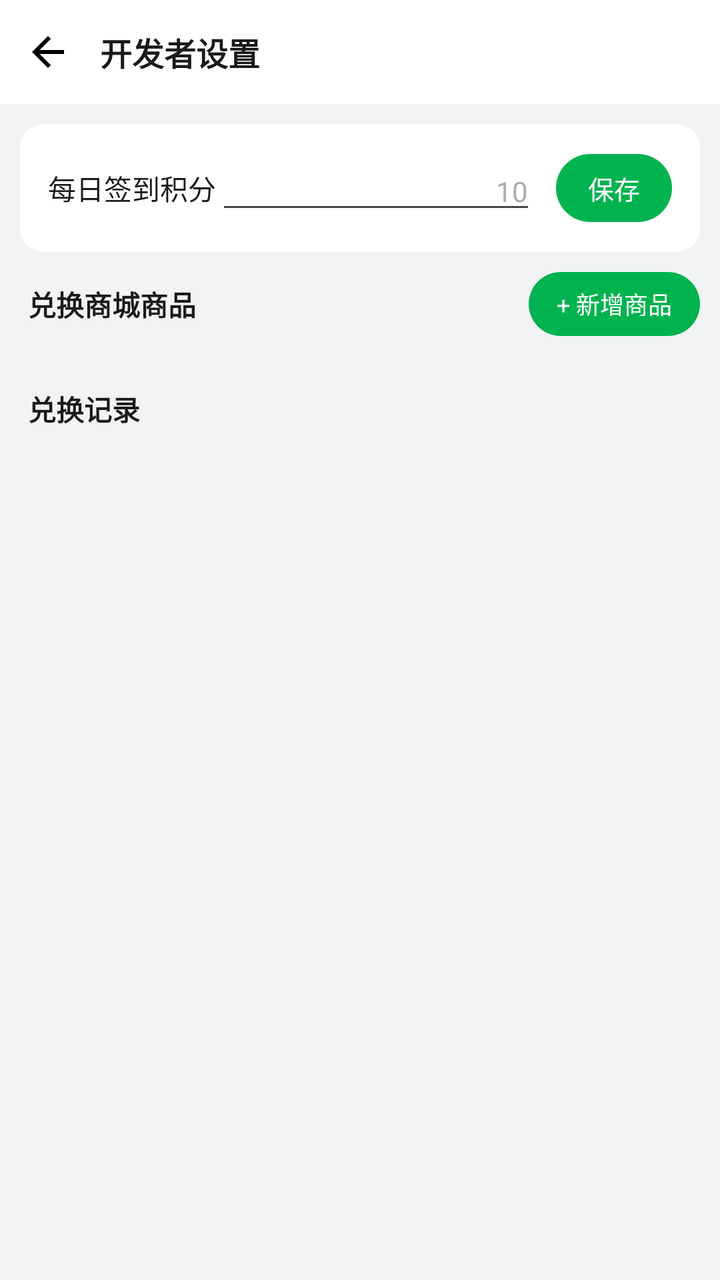
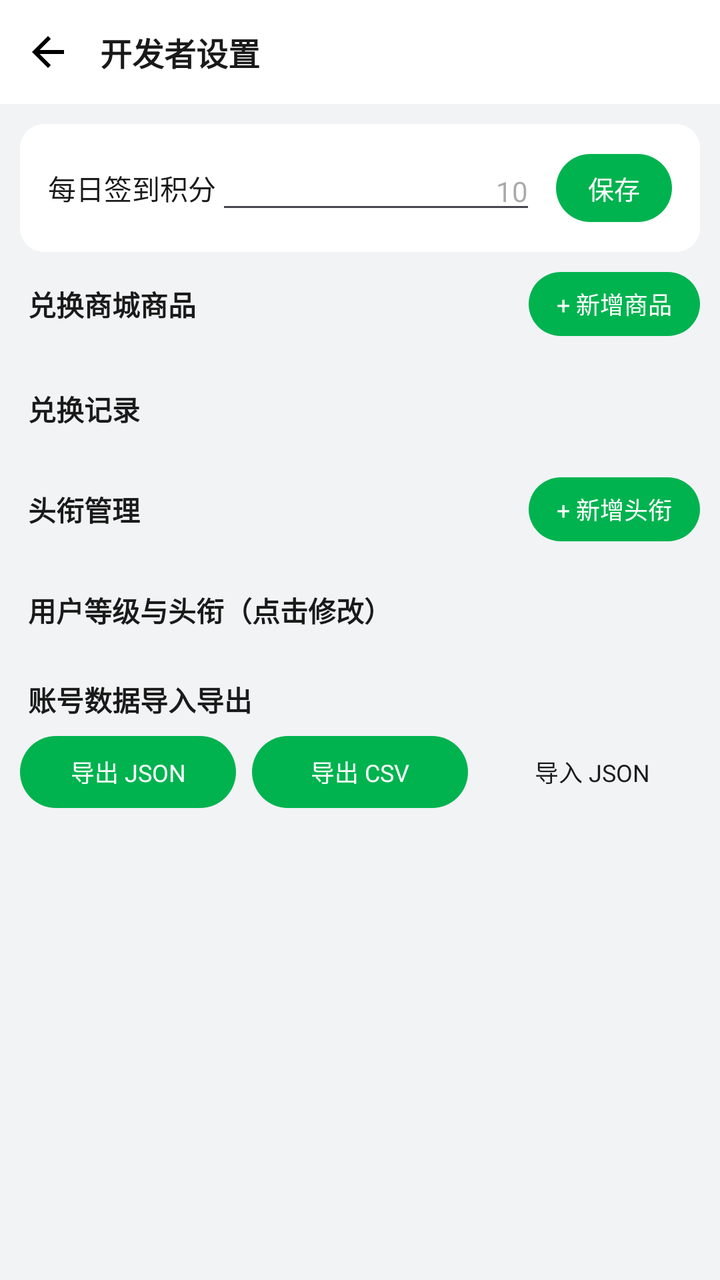

An Android layout rendered at two revisions. The XML below is the earlier revision; the diff shows what the commit changed to produce the second picture.
<!-- AndroidManifest.xml: application theme Theme.Xiaomu -->
<!-- res/layout/activity_dev.xml -->
<?xml version="1.0" encoding="utf-8"?>
<LinearLayout xmlns:android="http://schemas.android.com/apk/res/android"
    android:layout_width="match_parent"
    android:layout_height="match_parent"
    android:background="@color/bg"
    android:orientation="vertical">

    <LinearLayout
        android:layout_width="match_parent"
        android:layout_height="52dp"
        android:background="@color/white"
        android:gravity="center_vertical"
        android:orientation="horizontal"
        android:paddingStart="12dp"
        android:paddingEnd="12dp">

        <ImageView
            android:id="@+id/btn_back"
            android:layout_width="24dp"
            android:layout_height="24dp"
            android:src="@drawable/ic_back" />

        <TextView
            android:layout_width="0dp"
            android:layout_height="wrap_content"
            android:layout_marginStart="14dp"
            android:layout_weight="1"
            android:text="开发者设置"
            android:textColor="@color/text"
            android:textSize="16sp"
            android:textStyle="bold" />
    </LinearLayout>

    <ScrollView
        android:layout_width="match_parent"
        android:layout_height="0dp"
        android:layout_weight="1">

        <LinearLayout
            android:layout_width="match_parent"
            android:layout_height="wrap_content"
            android:orientation="vertical"
            android:padding="10dp">

            <LinearLayout
                android:layout_width="match_parent"
                android:layout_height="wrap_content"
                android:background="@drawable/bg_card"
                android:gravity="center_vertical"
                android:orientation="horizontal"
                android:padding="14dp">

                <TextView
                    android:layout_width="wrap_content"
                    android:layout_height="wrap_content"
                    android:text="每日签到积分"
                    android:textColor="@color/text"
                    android:textSize="14sp" />

                <EditText
                    android:id="@+id/et_points"
                    android:layout_width="0dp"
                    android:layout_height="wrap_content"
                    android:layout_weight="1"
                    android:gravity="end"
                    android:hint="10"
                    android:inputType="number"
                    android:textColor="@color/text"
                    android:textSize="14sp" />

                <TextView
                    android:id="@+id/btn_save"
                    android:layout_width="wrap_content"
                    android:layout_height="34dp"
                    android:layout_marginStart="10dp"
                    android:background="@drawable/bg_btn_green"
                    android:gravity="center"
                    android:paddingStart="16dp"
                    android:paddingEnd="16dp"
                    android:text="保存"
                    android:textColor="@color/white"
                    android:textSize="13sp" />
            </LinearLayout>

            <LinearLayout
                android:layout_width="match_parent"
                android:layout_height="wrap_content"
                android:layout_marginTop="10dp"
                android:gravity="center_vertical"
                android:orientation="horizontal">

                <TextView
                    android:layout_width="0dp"
                    android:layout_height="wrap_content"
                    android:layout_marginStart="4dp"
                    android:layout_weight="1"
                    android:text="兑换商城商品"
                    android:textColor="@color/text"
                    android:textSize="14sp"
                    android:textStyle="bold" />

                <TextView
                    android:id="@+id/btn_add"
                    android:layout_width="wrap_content"
                    android:layout_height="32dp"
                    android:background="@drawable/bg_btn_green"
                    android:gravity="center"
                    android:paddingStart="14dp"
                    android:paddingEnd="14dp"
                    android:text="+ 新增商品"
                    android:textColor="@color/white"
                    android:textSize="12sp" />
            </LinearLayout>

            <androidx.recyclerview.widget.RecyclerView
                android:id="@+id/rv"
                android:layout_width="match_parent"
                android:layout_height="wrap_content"
                android:layout_marginTop="8dp"
                android:nestedScrollingEnabled="false" />

            <TextView
                android:id="@+id/empty"
                android:layout_width="match_parent"
                android:layout_height="wrap_content"
                android:layout_marginTop="16dp"
                android:gravity="center"
                android:text="暂无商品"
                android:textColor="@color/muted"
                android:textSize="12sp"
                android:visibility="gone" />

            <TextView
                android:layout_width="match_parent"
                android:layout_height="wrap_content"
                android:layout_marginStart="4dp"
                android:layout_marginTop="18dp"
                android:text="兑换记录"
                android:textColor="@color/text"
                android:textSize="14sp"
                android:textStyle="bold" />

            <LinearLayout
                android:id="@+id/redemption_box"
                android:layout_width="match_parent"
                android:layout_height="wrap_content"
                android:layout_marginTop="6dp"
                android:orientation="vertical" />
        </LinearLayout>
    </ScrollView>
</LinearLayout>
<!-- resources referenced by this layout -->
<resources>
  <color name="bg">#F2F3F5</color>
  <color name="muted">#8A8F99</color>
  <color name="text">#1A1A1A</color>
  <color name="white">#FFFFFF</color>
  <!-- drawable bg_btn_green (drawable) -->
  <?xml version="1.0" encoding="utf-8"?>
  <shape xmlns:android="http://schemas.android.com/apk/res/android" android:shape="rectangle">
      <solid android:color="@color/green"/>
      <corners android:radius="24dp"/>
  </shape>
  <!-- drawable bg_card (drawable) -->
  <?xml version="1.0" encoding="utf-8"?>
  <shape xmlns:android="http://schemas.android.com/apk/res/android" android:shape="rectangle">
      <solid android:color="@color/white"/>
      <corners android:radius="12dp"/>
  </shape>
  <!-- drawable ic_back (drawable) -->
  <vector xmlns:android="http://schemas.android.com/apk/res/android" android:width="24dp" android:height="24dp" android:viewportWidth="24" android:viewportHeight="24">
      <path android:fillColor="#FF000000" android:pathData="M20,11H7.83l5.59,-5.59L12,4l-8,8 8,8 1.41,-1.41L7.83,13H20v-2z"/>
  </vector>
  <style name="Theme.Xiaomu" parent="Theme.Material3.Light.NoActionBar">
          <item name="colorPrimary">@color/green</item>
          <item name="colorPrimaryDark">@color/green_dark</item>
          <item name="colorOnPrimary">@color/white</item>
          <item name="android:statusBarColor">@color/white</item>
          <item name="android:windowLightStatusBar">true</item>
          <item name="android:navigationBarColor">@color/white</item>
          <item name="android:windowBackground">@color/bg</item>
          <item name="android:textColorPrimary">@color/text</item>
          <item name="materialAlertDialogTheme">@style/Theme.Xiaomu.Dialog</item>
      </style>
  <color name="green">#00B34F</color>
  <color name="green_dark">#009B45</color>
  <style name="Theme.Xiaomu.Dialog" parent="ThemeOverlay.Material3.MaterialAlertDialog">
          <item name="colorPrimary">@color/green</item>
      </style>
</resources>

<!-- the commit's change to res/layout/activity_dev.xml (unified diff, before → after) -->
@@ -146,6 +146,120 @@
                 android:layout_height="wrap_content"
                 android:layout_marginTop="6dp"
                 android:orientation="vertical" />
+
+            <LinearLayout
+                android:layout_width="match_parent"
+                android:layout_height="wrap_content"
+                android:layout_marginTop="18dp"
+                android:gravity="center_vertical"
+                android:orientation="horizontal">
+
+                <TextView
+                    android:layout_width="0dp"
+                    android:layout_height="wrap_content"
+                    android:layout_marginStart="4dp"
+                    android:layout_weight="1"
+                    android:text="头衔管理"
+                    android:textColor="@color/text"
+                    android:textSize="14sp"
+                    android:textStyle="bold" />
+
+                <TextView
+                    android:id="@+id/btn_add_title"
+                    android:layout_width="wrap_content"
+                    android:layout_height="32dp"
+                    android:background="@drawable/bg_btn_green"
+                    android:gravity="center"
+                    android:paddingStart="14dp"
+                    android:paddingEnd="14dp"
+                    android:text="+ 新增头衔"
+                    android:textColor="@color/white"
+                    android:textSize="12sp" />
+            </LinearLayout>
+
+            <LinearLayout
+                android:id="@+id/title_box"
+                android:layout_width="match_parent"
+                android:layout_height="wrap_content"
+                android:layout_marginTop="6dp"
+                android:orientation="vertical" />
+
+            <TextView
+                android:layout_width="match_parent"
+                android:layout_height="wrap_content"
+                android:layout_marginStart="4dp"
+                android:layout_marginTop="18dp"
+                android:text="用户等级与头衔（点击修改）"
+                android:textColor="@color/text"
+                android:textSize="14sp"
+                android:textStyle="bold" />
+
+            <LinearLayout
+                android:id="@+id/user_box"
+                android:layout_width="match_parent"
+                android:layout_height="wrap_content"
+                android:layout_marginTop="6dp"
+                android:orientation="vertical" />
+
+            <TextView
+                android:layout_width="match_parent"
+                android:layout_height="wrap_content"
+                android:layout_marginStart="4dp"
+                android:layout_marginTop="18dp"
+                android:text="账号数据导入导出"
+                android:textColor="@color/text"
+                android:textSize="14sp"
+                android:textStyle="bold" />
+
+            <LinearLayout
+                android:layout_width="match_parent"
+                android:layout_height="wrap_content"
+                android:layout_marginTop="8dp"
+                android:orientation="horizontal">
+
+                <TextView
+                    android:id="@+id/btn_export_json"
+                    android:layout_width="0dp"
+                    android:layout_height="36dp"
+                    android:layout_weight="1"
+                    android:background="@drawable/bg_btn_green"
+                    android:gravity="center"
+                    android:text="导出 JSON"
+                    android:textColor="@color/white"
+                    android:textSize="12sp" />
+
+                <TextView
+                    android:id="@+id/btn_export_csv"
+                    android:layout_width="0dp"
+                    android:layout_height="36dp"
+                    android:layout_marginStart="8dp"
+                    android:layout_weight="1"
+                    android:background="@drawable/bg_btn_green"
+                    android:gravity="center"
+                    android:text="导出 CSV"
+                    android:textColor="@color/white"
+                    android:textSize="12sp" />
+
+                <TextView
+                    android:id="@+id/btn_import_json"
+                    android:layout_width="0dp"
+                    android:layout_height="36dp"
+                    android:layout_marginStart="8dp"
+                    android:layout_weight="1"
+                    android:background="@drawable/bg_btn_gray"
+                    android:gravity="center"
+                    android:text="导入 JSON"
+                    android:textColor="@color/text"
+                    android:textSize="12sp" />
+            </LinearLayout>
+
+            <TextView
+                android:id="@+id/import_result"
+                android:layout_width="match_parent"
+                android:layout_height="wrap_content"
+                android:layout_marginTop="8dp"
+                android:textColor="@color/text_sub"
+                android:textSize="12sp" />
         </LinearLayout>
     </ScrollView>
 </LinearLayout>
<!-- resource entries referenced after the edit -->
@@ -3,7 +3,14 @@
   <color name="bg">#F2F3F5</color>
   <color name="muted">#8A8F99</color>
   <color name="text">#1A1A1A</color>
+  <color name="text_sub">#5C6068</color>
   <color name="white">#FFFFFF</color>
+  <!-- drawable bg_btn_gray (drawable) -->
+  <?xml version="1.0" encoding="utf-8"?>
+  <shape xmlns:android="http://schemas.android.com/apk/res/android" android:shape="rectangle">
+      <solid android:color="#F2F3F5"/>
+      <corners android:radius="20dp"/>
+  </shape>
   <!-- drawable bg_btn_green (drawable) -->
   <?xml version="1.0" encoding="utf-8"?>
   <shape xmlns:android="http://schemas.android.com/apk/res/android" android:shape="rectangle">
